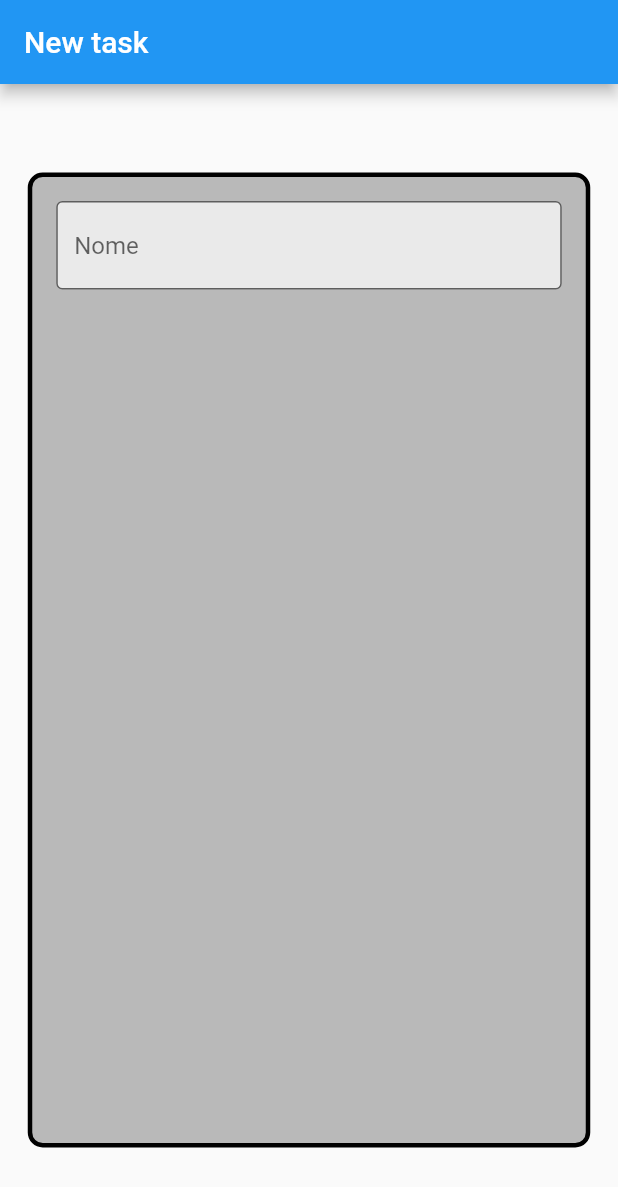
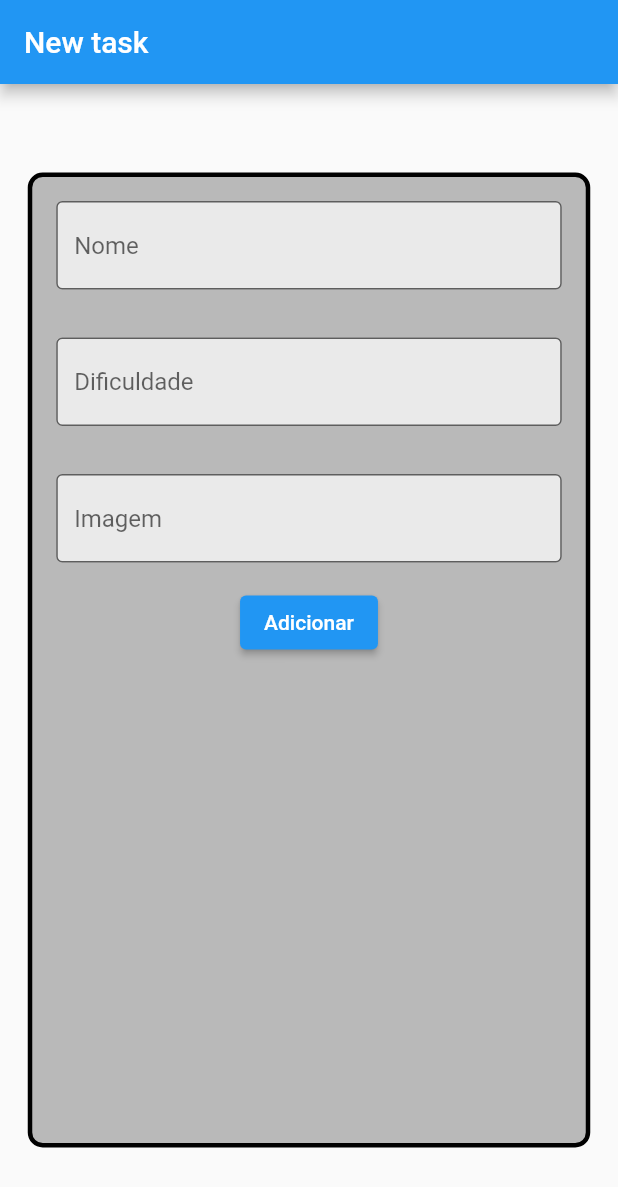
Before and after one commit to AlefeRocha/TaskApp, a Flutter app: the screen it shows after launch, on a phone screen of 412 x 824 dp. Shown: the top 1187 px of the screen. Run offline on Flutter 3.47's test engine with Material 2 defaults, Android fonts, the phone set to English and light mode, and no system bars.

Commit message:
adding more text fields.

```diff
--- a/lib/screens/form_screen.dart
+++ b/lib/screens/form_screen.dart
@@ -8,6 +8,10 @@ class FormScreen extends StatefulWidget {
 }
 
 class _FormScreenState extends State<FormScreen> {
+  TextEditingController nameController = TextEditingController();
+  TextEditingController difficultyController = TextEditingController();
+  TextEditingController imageController = TextEditingController();
+
   @override
   Widget build(BuildContext context) {
     return Scaffold(
@@ -28,6 +32,7 @@ class _FormScreenState extends State<FormScreen> {
               Padding(
                 padding: const EdgeInsets.all(16.0),
                 child: TextFormField(
+                  controller: nameController,
                   textAlign: TextAlign.start,
                   decoration: InputDecoration(
                     border: OutlineInputBorder(),
@@ -37,6 +42,40 @@ class _FormScreenState extends State<FormScreen> {
                   ),
                 ),
               ),
+              Padding(
+                padding: const EdgeInsets.all(16.0),
+                child: TextFormField(
+                  controller: difficultyController,
+                  textAlign: TextAlign.start,
+                  decoration: InputDecoration(
+                    border: OutlineInputBorder(),
+                    hintText: 'Dificuldade',
+                    fillColor: Colors.white70,
+                    filled: true,
+                  ),
+                ),
+              ),
+              Padding(
+                padding: const EdgeInsets.all(16.0),
+                child: TextFormField(
+                  controller: imageController,
+                  textAlign: TextAlign.start,
+                  decoration: InputDecoration(
+                    border: OutlineInputBorder(),
+                    hintText: 'Imagem',
+                    fillColor: Colors.white70,
+                    filled: true,
+                  ),
+                ),
+              ),
+              ElevatedButton(
+                onPressed: () {
+                  print(nameController.text);
+                  print(difficultyController.text);
+                  print(imageController.text);
+                },
+                child: Text('Adicionar'),
+              ),
             ],
           ),
         ),
```
